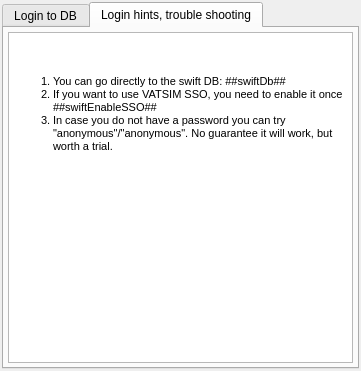
Above: src/blackgui/components/dblogincomponent.ui from swift-project/pilotclient before the change. Below: the same form after it.
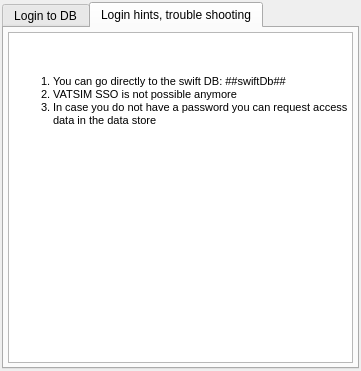
That is the form after the change. The open tabs and pages were chosen to show the change.

Commit message: Access to the datastore with msfs separation

What changed in the file:
```diff
--- a/src/blackgui/components/dblogincomponent.ui
+++ b/src/blackgui/components/dblogincomponent.ui
@@ -382,8 +382,8 @@
 &lt;/style&gt;&lt;/head&gt;&lt;body style=&quot; font-family:'MS Shell Dlg 2'; font-size:8.1pt; font-weight:400; font-style:normal;&quot;&gt;
 &lt;p style=&quot; margin-top:0px; margin-bottom:0px; margin-left:0px; margin-right:0px; -qt-block-indent:0; text-indent:0px;&quot;&gt;&lt;br /&gt;&lt;/p&gt;
 &lt;ol style=&quot;margin-top: 0px; margin-bottom: 0px; margin-left: 0px; margin-right: 0px; -qt-list-indent: 1;&quot;&gt;&lt;li style=&quot; font-size:8pt;&quot; style=&quot; margin-top:12px; margin-bottom:0px; margin-left:0px; margin-right:0px; -qt-block-indent:0; text-indent:0px;&quot;&gt;You can go directly to the swift DB: ##swiftDb## &lt;/li&gt;
-&lt;li style=&quot; font-size:8pt;&quot; style=&quot; margin-top:0px; margin-bottom:0px; margin-left:0px; margin-right:0px; -qt-block-indent:0; text-indent:0px;&quot;&gt;If you want to use VATSIM SSO, you need to enable it once ##swiftEnableSSO## &lt;/li&gt;
-&lt;li style=&quot; font-size:8pt;&quot; style=&quot; margin-top:0px; margin-bottom:12px; margin-left:0px; margin-right:0px; -qt-block-indent:0; text-indent:0px;&quot;&gt;In case you do not have a password you can try &amp;quot;anonymous&amp;quot;/&amp;quot;anonymous&amp;quot;. No guarantee it will work, but worth a trial. &lt;/li&gt;&lt;/ol&gt;&lt;/body&gt;&lt;/html&gt;</string>
+&lt;li style=&quot; font-size:8pt;&quot; style=&quot; margin-top:0px; margin-bottom:0px; margin-left:0px; margin-right:0px; -qt-block-indent:0; text-indent:0px;&quot;&gt;VATSIM SSO is not possible anymore&lt;/li&gt;
+&lt;li style=&quot; font-size:8pt;&quot; style=&quot; margin-top:0px; margin-bottom:12px; margin-left:0px; margin-right:0px; -qt-block-indent:0; text-indent:0px;&quot;&gt;In case you do not have a password you can request access data in the data store </string>
          </property>
          <property name="textInteractionFlags">
           <set>Qt::TextBrowserInteraction</set>
```
The commit also changes 5 other files.
